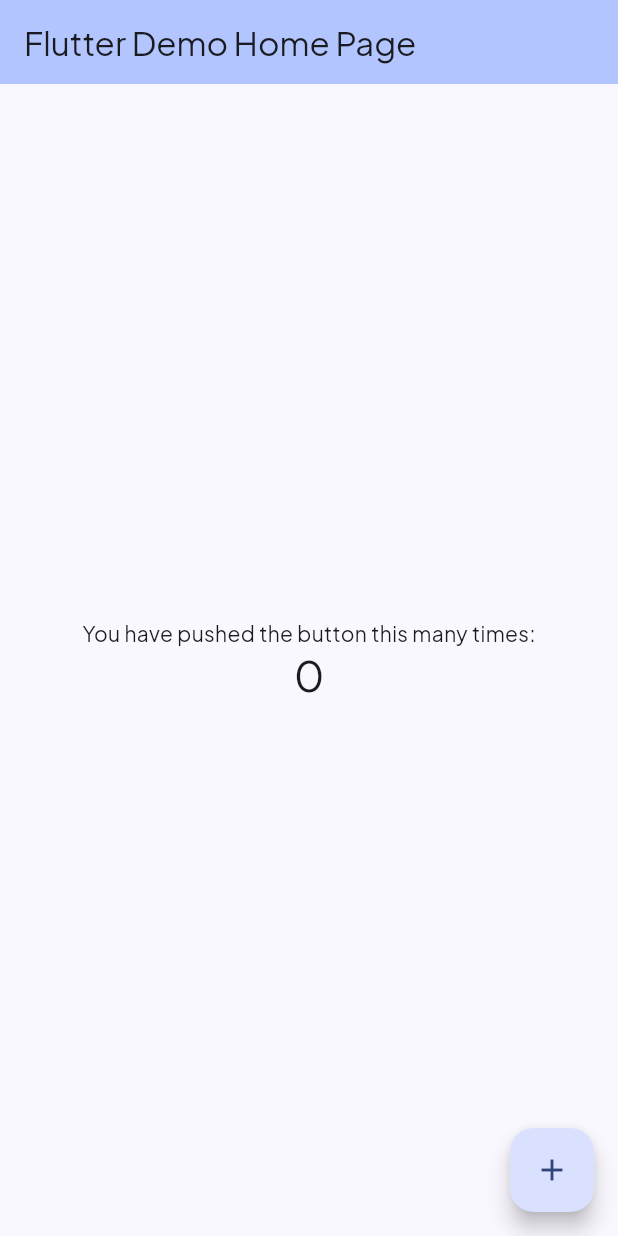
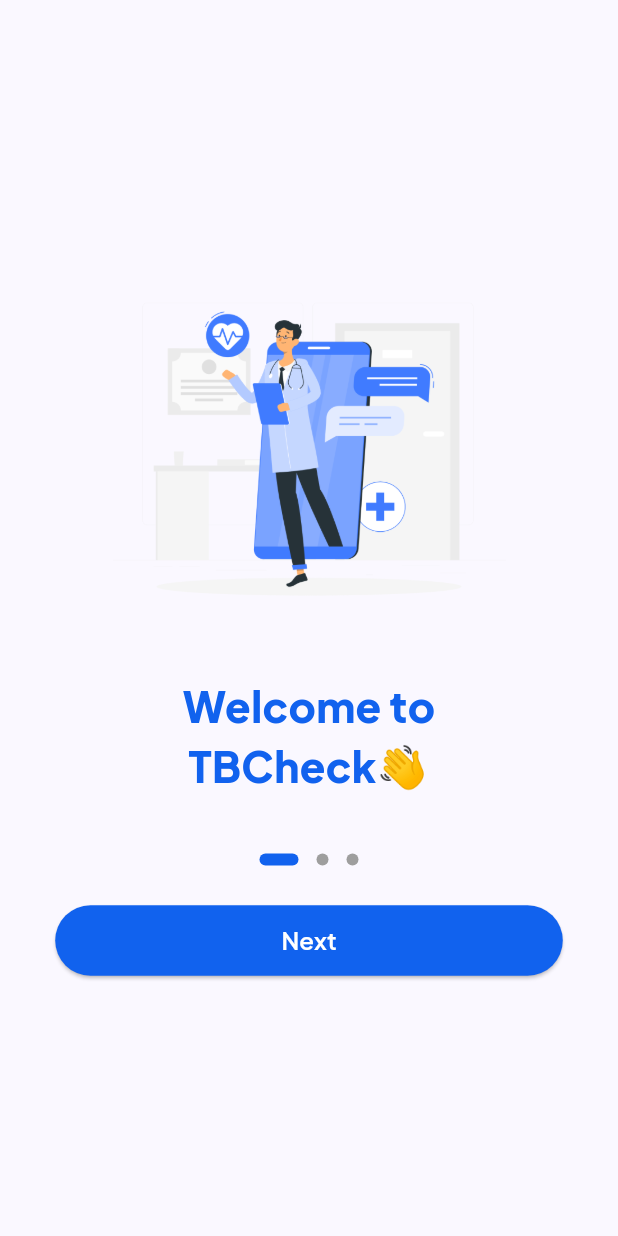
Before and after one commit to fathss/tb-check-mobile, a Flutter app: the screen it shows after launch, on a phone screen of 412 x 824 dp. Run offline on Flutter 3.47's test engine with Material 3 defaults, Android fonts, the phone set to English and light mode, and no system bars.

Commit message:
(feat): tambah landing page

```diff
--- /dev/null
+++ b/lib/features/landing/landing_page.dart
@@ -0,0 +1,241 @@
+import 'package:flutter/material.dart';
+import 'package:tbcheck_app/core/theme/app_colors.dart';
+import 'widgets/landing_slide.dart';
+
+class LandingPage extends StatefulWidget {
+  const LandingPage({super.key});
+
+  @override
+  State<LandingPage> createState() => _LandingPageState();
+}
+
+class _LandingPageState extends State<LandingPage>
+    with TickerProviderStateMixin {
+  late final AnimationController _ctrl;
+  late final Animation<Offset> _slide;
+  late final Animation<double> _fade;
+  late final AnimationController _splashCtrl;
+  late final Animation<double> _splashOpacity;
+
+  final slides = [
+    {
+      "imageUrl": "assets/images/landing_image1.png",
+      "title": "Welcome to\nTBCheck👋",
+    },
+    {
+      "imageUrl": "assets/images/landing_image2.png",
+      "title": "Pantau zona sekitarmu & temukan faskes terdekat.",
+    },
+    {
+      "imageUrl": "assets/images/landing_image3.png",
+      "title": "Rutin minum obat, mari wujudkan kesembuhan.",
+    },
+  ];
+
+  int currentSlideIndex = 0;
+
+  @override
+  void initState() {
+    super.initState();
+    _ctrl = AnimationController(
+      vsync: this,
+      duration: const Duration(milliseconds: 800),
+    );
+
+    _slide = Tween<Offset>(
+      begin: const Offset(0, 0.5),
+      end: Offset.zero,
+    ).animate(CurvedAnimation(parent: _ctrl, curve: Curves.easeOut));
+    _fade = Tween<double>(
+      begin: 0,
+      end: 1,
+    ).animate(CurvedAnimation(parent: _ctrl, curve: Curves.easeOut));
+
+    // splash overlay anim: start after ~2s then fade out,
+    _splashCtrl = AnimationController(
+      vsync: this,
+      duration: const Duration(milliseconds: 450),
+    );
+    _splashOpacity = Tween<double>(
+      begin: 1.0,
+      end: 0.0,
+    ).animate(CurvedAnimation(parent: _splashCtrl, curve: Curves.easeOut));
+
+    // keep splash visible ~2s, then fade it out and start content animation
+    Future.delayed(const Duration(milliseconds: 2000), () async {
+      if (!mounted) return;
+      await _splashCtrl.forward();
+      if (!mounted) return;
+      _ctrl.forward();
+    });
+  }
+
+  @override
+  void dispose() {
+    _splashCtrl.dispose();
+    _ctrl.dispose();
+    super.dispose();
+  }
+
+  @override
+  Widget build(BuildContext context) {
+    return Scaffold(
+      body: Center(
+        child: Stack(
+          alignment: Alignment.center,
+          children: [
+            // Landing content (slides, indicators, next button)
+            SlideTransition(
+              position: _slide,
+              child: FadeTransition(
+                opacity: _fade,
+                child: Padding(
+                  padding: const EdgeInsets.symmetric(horizontal: 18.0),
+                  child: Column(
+                    mainAxisAlignment: MainAxisAlignment.center,
+                    children: [
+                      // Slide widget
+                      SizedBox(
+                        height: 360,
+                        child: Center(
+                          child: AnimatedSwitcher(
+                            duration: const Duration(milliseconds: 500),
+                            switchInCurve: Curves.easeOut,
+                            switchOutCurve: Curves.easeIn,
+                            transitionBuilder: (child, animation) {
+                              if (animation.status == AnimationStatus.reverse) {
+                                // Outgoing: fade out (first half)
+                                final fadeOut = Tween<double>(begin: 1, end: 0)
+                                    .animate(
+                                      CurvedAnimation(
+                                        parent: animation,
+                                        curve: const Interval(0, 0.5),
+                                      ),
+                                    );
+                                return FadeTransition(
+                                  opacity: fadeOut,
+                                  child: child,
+                                );
+                              } else {
+                                // Incoming: fade in (second half)
+                                final fadeIn = Tween<double>(begin: 0, end: 1)
+                                    .animate(
+                                      CurvedAnimation(
+                                        parent: animation,
+                                        curve: const Interval(0.5, 1.0),
+                                      ),
+                                    );
+                                return FadeTransition(
+                                  opacity: fadeIn,
+                                  child: child,
+                                );
+                              }
+                            },
+                            child: LandingSlide(
+                              key: ValueKey<int>(currentSlideIndex),
+                              imageUrl: slides[currentSlideIndex]['imageUrl']!,
+                              title: slides[currentSlideIndex]['title']!,
+                            ),
+                          ),
+                        ),
+                      ),
+                      const SizedBox(height: 36),
+
+                      // Indicators
+                      Row(
+                        mainAxisAlignment: MainAxisAlignment.center,
+                        children: List.generate(slides.length, (i) {
+                          final active = i == currentSlideIndex;
+                          return AnimatedContainer(
+                            duration: const Duration(milliseconds: 250),
+                            margin: const EdgeInsets.symmetric(horizontal: 6),
+                            width: active ? 26 : 8,
+                            height: 8,
+                            decoration: BoxDecoration(
+                              color: active ? AppColors.primary : Colors.grey,
+                              borderRadius: BorderRadius.circular(8),
+                            ),
+                          );
+                        }),
+                      ),
+
+                      const SizedBox(height: 26),
+                      // Next button
+                      FractionallySizedBox(
+                        widthFactor: 0.9,
+                        child: ElevatedButton(
+                          onPressed: () {
+                            if (currentSlideIndex < slides.length - 1) {
+                              setState(() => currentSlideIndex += 1);
+                            } else {
+                              // Reached last slide (index 2): navigate to Login page
+                              // TODO: Navigator.of(context).pushReplacement(... to LoginPage);
+                              setState(() => currentSlideIndex = 0);
+                            }
+                          },
+                          style: ElevatedButton.styleFrom(
+                            backgroundColor: AppColors.primary,
+                            padding: EdgeInsets.symmetric(vertical: 12),
+                          ),
+                          child: Text(
+                            currentSlideIndex < slides.length - 1
+                                ? 'Next'
+                                : 'Continue',
+                            style: TextStyle(
+                              color: Colors.white,
+                              fontWeight: FontWeight.w600,
+                              fontSize: 16,
+                            ),
+                          ),
+                        ),
+                      ),
+                    ],
+                  ),
+                ),
+              ),
+            ),
+
+            // Splash overlay that fades out after ~2s
+            Positioned.fill(
+              child: IgnorePointer(
+                ignoring: true,
+                child: FadeTransition(
+                  opacity: _splashOpacity,
+                  child: Container(
+                    color: Theme.of(context).scaffoldBackgroundColor,
+                    child: Center(
+                      child: Row(
+                        mainAxisSize: MainAxisSize.min,
+                        children: [
+                          Image.asset(
+                            'assets/images/heart_icon.png',
+                            width: 32,
+                            fit: BoxFit.contain,
+                            errorBuilder: (context, error, stackTrace) =>
+                                const Icon(
+                                  Icons.favorite,
+                                  size: 32,
+                                  color: AppColors.primary,
+                                ),
+                          ),
+                          const SizedBox(width: 8),
+                          const Text(
+                            'TBCheck',
+                            style: TextStyle(
+                              fontSize: 34,
+                              fontWeight: FontWeight.w800,
+                            ),
+                          ),
+                        ],
+                      ),
+                    ),
+                  ),
+                ),
+              ),
+            ),
+          ],
+        ),
+      ),
+    );
+  }
+}
--- /dev/null
+++ b/lib/features/landing/widgets/landing_slide.dart
@@ -0,0 +1,41 @@
+import 'package:flutter/material.dart';
+import 'package:tbcheck_app/core/theme/app_colors.dart';
+
+class LandingSlide extends StatelessWidget {
+  final String imageUrl;
+  final String title;
+
+  const LandingSlide({super.key, required this.imageUrl, required this.title});
+
+  @override
+  Widget build(BuildContext context) {
+    return Column(
+      mainAxisSize: MainAxisSize.min,
+      mainAxisAlignment: MainAxisAlignment.center,
+      crossAxisAlignment: CrossAxisAlignment.center,
+      children: [
+        Flexible(
+          child: Image.asset(
+            imageUrl,
+            fit: BoxFit.contain,
+            errorBuilder: (ctx, err, stack) =>
+                const Icon(Icons.image_not_supported, size: 128),
+          ),
+        ),
+        const SizedBox(height: 16),
+        Padding(
+          padding: const EdgeInsets.symmetric(horizontal: 24.0),
+          child: Text(
+            title,
+            textAlign: TextAlign.center,
+            style: TextStyle(
+              color: AppColors.primary,
+              fontSize: 28,
+              fontWeight: FontWeight.w800,
+            ),
+          ),
+        ),
+      ],
+    );
+  }
+}
--- a/lib/main.dart
+++ b/lib/main.dart
@@ -1,5 +1,6 @@
 import 'package:flutter/material.dart';
 import 'package:tbcheck_app/core/theme/app_colors.dart';
+import 'package:tbcheck_app/features/landing/landing_page.dart';
 
 void main() {
   runApp(const MyApp());
@@ -17,93 +18,7 @@ class MyApp extends StatelessWidget {
         fontFamily: "PlusJakartaSans",
         colorScheme: .fromSeed(seedColor: AppColors.primary),
       ),
-      home: const MyHomePage(title: 'Flutter Demo Home Page'),
+      home: const LandingPage(),
     );
   }
 }
-
-class MyHomePage extends StatefulWidget {
-  const MyHomePage({super.key, required this.title});
-
-  // This widget is the home page of your application. It is stateful, meaning
-  // that it has a State object (defined below) that contains fields that affect
-  // how it looks.
-
-  // This class is the configuration for the state. It holds the values (in this
-  // case the title) provided by the parent (in this case the App widget) and
-  // used by the build method of the State. Fields in a Widget subclass are
-  // always marked "final".
-
-  final String title;
-
-  @override
-  State<MyHomePage> createState() => _MyHomePageState();
-}
-
-class _MyHomePageState extends State<MyHomePage> {
-  int _counter = 0;
-
-  void _incrementCounter() {
-    setState(() {
-      // This call to setState tells the Flutter framework that something has
-      // changed in this State, which causes it to rerun the build method below
-      // so that the display can reflect the updated values. If we changed
-      // _counter without calling setState(), then the build method would not be
-      // called again, and so nothing would appear to happen.
-      _counter++;
-    });
-  }
-
-  @override
-  Widget build(BuildContext context) {
-    // This method is rerun every time setState is called, for instance as done
-    // by the _incrementCounter method above.
-    //
-    // The Flutter framework has been optimized to make rerunning build methods
-    // fast, so that you can just rebuild anything that needs updating rather
-    // than having to individually change instances of widgets.
-    return Scaffold(
-      appBar: AppBar(
-        // TRY THIS: Try changing the color here to a specific color (to
-        // Colors.amber, perhaps?) and trigger a hot reload to see the AppBar
-        // change color while the other colors stay the same.
-        backgroundColor: Theme.of(context).colorScheme.inversePrimary,
-        // Here we take the value from the MyHomePage object that was created by
-        // the App.build method, and use it to set our appbar title.
-        title: Text(widget.title),
-      ),
-      body: Center(
-        // Center is a layout widget. It takes a single child and positions it
-        // in the middle of the parent.
-        child: Column(
-          // Column is also a layout widget. It takes a list of children and
-          // arranges them vertically. By default, it sizes itself to fit its
-          // children horizontally, and tries to be as tall as its parent.
-          //
-          // Column has various properties to control how it sizes itself and
-          // how it positions its children. Here we use mainAxisAlignment to
-          // center the children vertically; the main axis here is the vertical
-          // axis because Columns are vertical (the cross axis would be
-          // horizontal).
-          //
-          // TRY THIS: Invoke "debug painting" (choose the "Toggle Debug Paint"
-          // action in the IDE, or press "p" in the console), to see the
-          // wireframe for each widget.
-          mainAxisAlignment: .center,
-          children: [
-            const Text('You have pushed the button this many times:'),
-            Text(
-              '$_counter',
-              style: Theme.of(context).textTheme.headlineMedium,
-            ),
-          ],
-        ),
-      ),
-      floatingActionButton: FloatingActionButton(
-        onPressed: _incrementCounter,
-        tooltip: 'Increment',
-        child: const Icon(Icons.add),
-      ),
-    );
-  }
-}
```
Also changed, not shown: assets/images/heart_icon.png (added), assets/images/landing_image1.png (added), assets/images/landing_image2.png (added), assets/images/landing_image3.png (added).
